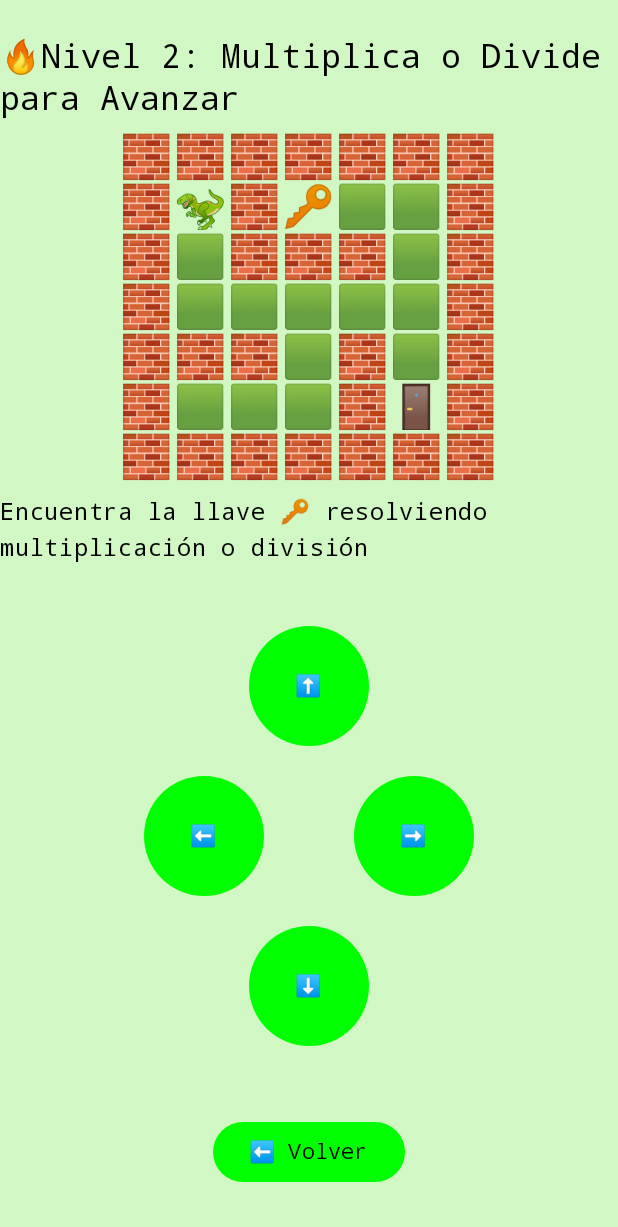
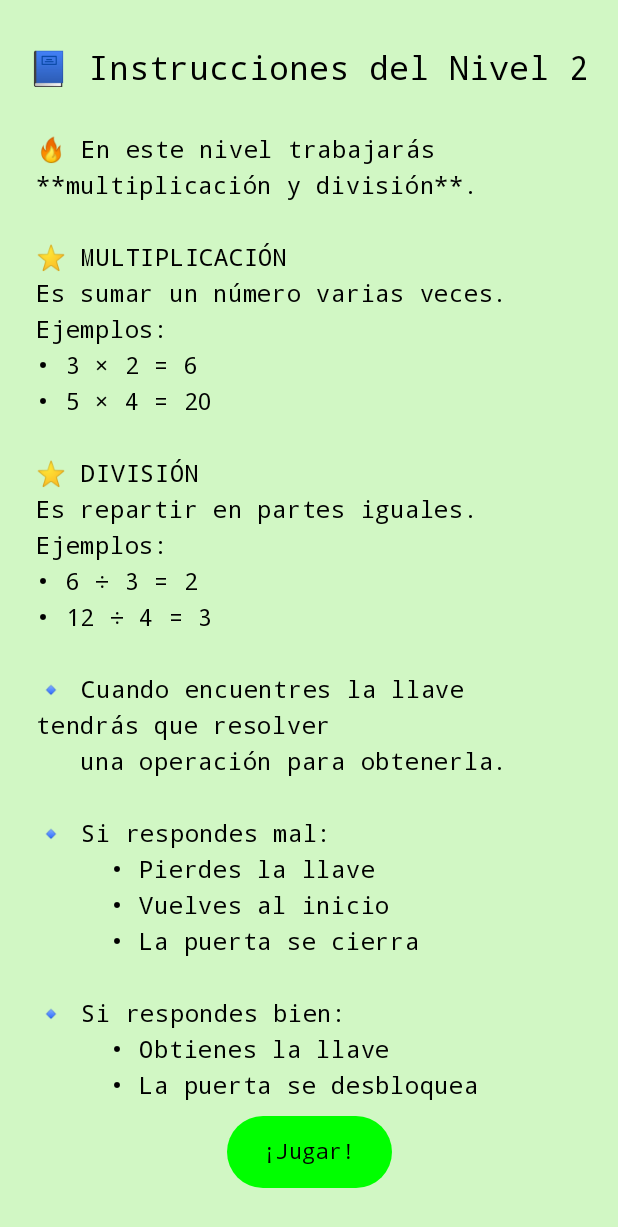
Before and after one commit to AngelQuidel/Escape-Algebraico, an Android app built with Jetpack Compose: the composable PantallaNivel2 shown on its own in the app's theme, on a phone screen of 412 x 824 dp. Shown: the top 1227 px of the screen. Run offline under Robolectric (Android 15) with nearby library versions, the phone set to English and light mode, and no system bars.

Commit message:
Actualización niveles y pantalla de información

```diff
--- a/app/src/main/java/com/example/escapealgebraico/MainActivity.kt
+++ b/app/src/main/java/com/example/escapealgebraico/MainActivity.kt
@@ -409,7 +409,6 @@ fun PantallaSeleccionNivel(navController: NavHostController) {
     }
 }
 
-
 @Preview(showBackground = true)
 @Composable
 fun PantallaSeleccionNivelPreview() {
--- a/app/src/main/java/com/example/escapealgebraico/Nivel2.kt
+++ b/app/src/main/java/com/example/escapealgebraico/Nivel2.kt
@@ -1,7 +1,10 @@
 package com.example.escapealgebraico
 
 import androidx.compose.foundation.background
+import androidx.compose.foundation.isSystemInDarkTheme
 import androidx.compose.foundation.layout.*
+import androidx.compose.foundation.rememberScrollState
+import androidx.compose.foundation.verticalScroll
 import androidx.compose.material3.*
 import androidx.compose.runtime.*
 import androidx.compose.ui.Alignment
@@ -9,10 +12,10 @@ import androidx.compose.ui.Modifier
 import androidx.compose.ui.graphics.Color
 import androidx.compose.ui.platform.LocalContext
 import androidx.compose.ui.text.font.FontFamily
+import androidx.compose.ui.text.style.TextAlign
 import androidx.compose.ui.unit.dp
 import androidx.navigation.NavHostController
 import com.example.escapealgebraico.utils.ProgressManager
-import androidx.compose.foundation.isSystemInDarkTheme
 
 @Composable
 fun PantallaNivel2(navController: NavHostController) {
@@ -22,6 +25,22 @@ fun PantallaNivel2(navController: NavHostController) {
     val isDark = isSystemInDarkTheme()
     val fondoColor = if (isDark) Color(0xFF121212) else Color(0xFFD1F7C4)
     val textoColor = if (isDark) Color.White else Color.Black
+    val botonColor = if (isDark) Color(0xFF4CAF50) else Color(0xFF00FF00)
+
+    var mostrarInstrucciones by remember { mutableStateOf(true) }
+
+    // 🔥 MUY IMPORTANTE: si está abierta la pantalla de instrucciones, muéstrala y DETÉN el nivel
+    if (mostrarInstrucciones) {
+        InstruccionesNivel2(
+            isDark = isDark,
+            textoColor = textoColor,
+            fondoColor = fondoColor,
+            botonColor = botonColor
+        ) {
+            mostrarInstrucciones = false
+        }
+        return
+    }
 
     var mapa by remember { mutableStateOf(generarMapaNivel2()) }
     var jugadorPos by remember { mutableStateOf(Pair(1, 1)) }
@@ -54,7 +73,7 @@ fun PantallaNivel2(navController: NavHostController) {
                 color = textoColor,
                 fontFamily = FontFamily.Monospace,
                 style = MaterialTheme.typography.titleLarge,
-                modifier = Modifier.padding(top = 24.dp) // antes era 16dp
+                modifier = Modifier.padding(top = 24.dp)
             )
 
             Spacer(modifier = Modifier.height(8.dp))
@@ -96,12 +115,14 @@ fun PantallaNivel2(navController: NavHostController) {
                     textoColor = textoColor,
                     isDark = isDark,
                     onRespuesta = { correcta ->
+
                         if (correcta) {
                             SoundManager.playCorrectSound(context)
                             tieneLlave = true
                             pasoDesbloqueado = true
                             mostrarPregunta = false
                             mensaje = "✅ ¡Correcto! Obtuviste la llave del Nivel 2"
+
                         } else {
                             SoundManager.playWrongSound(context)
                             mostrarPregunta = false
@@ -117,6 +138,7 @@ fun PantallaNivel2(navController: NavHostController) {
 
                 ControlesMovimiento(
                     onMove = { dx, dy ->
+
                         val nuevaPos = Pair(jugadorPos.first + dx, jugadorPos.second + dy)
 
                         if (puedeMoverse(mapa, nuevaPos)) {
@@ -173,7 +195,7 @@ fun PantallaNivel2(navController: NavHostController) {
                                 }
                             },
                             colors = ButtonDefaults.buttonColors(
-                                containerColor = Color(0xFF00FF00),
+                                containerColor = botonColor,
                                 contentColor = Color.Black
                             )
                         ) {
@@ -185,7 +207,7 @@ fun PantallaNivel2(navController: NavHostController) {
                                 navController.navigate("nivel3")
                             },
                             colors = ButtonDefaults.buttonColors(
-                                containerColor = Color(0xFF00FF00),
+                                containerColor = botonColor,
                                 contentColor = Color.Black
                             )
                         ) {
@@ -196,14 +218,12 @@ fun PantallaNivel2(navController: NavHostController) {
             }
         }
 
-        if (!nivelCompletado) {
-
-            Box(
+        if (nivelCompletado) {
+            Row(
                 modifier = Modifier
                     .fillMaxWidth()
-                    .align(Alignment.BottomCenter)
-                    .padding(bottom = 32.dp),
-                contentAlignment = Alignment.Center
+                    .padding(bottom = 50.dp),
+                horizontalArrangement = Arrangement.SpaceEvenly
             ) {
 
                 Button(
@@ -213,11 +233,21 @@ fun PantallaNivel2(navController: NavHostController) {
                         }
                     },
                     colors = ButtonDefaults.buttonColors(
-                        containerColor = Color(0xFF00FF00),
-                        contentColor = Color.Black
+                        containerColor = botonColor,
+                        contentColor = textoColor
                     )
                 ) {
                     Text("⬅️ Volver", fontFamily = FontFamily.Monospace)
+                }
+
+                Button(
+                    onClick = { navController.navigate("nivel3") },
+                    colors = ButtonDefaults.buttonColors(
+                        containerColor = botonColor,
+                        contentColor = textoColor
+                    )
+                ) {
+                    Text("➡️ Siguiente", fontFamily = FontFamily.Monospace)
                 }
             }
         }
@@ -234,7 +264,7 @@ fun PreguntaMatematicaNivel2(textoColor: Color, isDark: Boolean, onRespuesta: (B
 
     if (operador == "/") {
         b = (2..10).random()
-        a = b * (2..10).random() // resultado entero SIEMPRE
+        a = b * (2..10).random()
     }
 
     val correcta = if (operador == "*") a * b else a / b
@@ -243,7 +273,7 @@ fun PreguntaMatematicaNivel2(textoColor: Color, isDark: Boolean, onRespuesta: (B
     val explicacion = if (operador == "*") {
         "🧮 Multiplicar es sumar un número varias veces.\nEjemplo: 3 × 2 = 6 (3 + 3)."
     } else {
-        "🍎 Dividir es repartir por igual.\nEjemplo: 6 ÷ 3 = 2 (6 manzanas entre 3 personas)."
+        "🍎 Dividir es repartir en partes iguales.\nEjemplo: 6 ÷ 3 = 2 (6 manzanas entre 3 personas)."
     }
 
     val opciones = mutableSetOf(correcta)
@@ -277,6 +307,101 @@ fun PreguntaMatematicaNivel2(textoColor: Color, isDark: Boolean, onRespuesta: (B
     }
 }
 
+@Composable
+fun InstruccionesNivel2(
+    isDark: Boolean,
+    textoColor: Color,
+    fondoColor: Color,
+    botonColor: Color,
+    onCerrar: () -> Unit
+) {
+
+    Box(
+        modifier = Modifier
+            .fillMaxSize()
+            .background(fondoColor)
+    ) {
+
+        Column(
+            modifier = Modifier
+                .fillMaxSize()
+                .padding(bottom = 90.dp)
+                .verticalScroll(rememberScrollState()),
+            horizontalAlignment = Alignment.CenterHorizontally
+        ) {
+
+            Spacer(Modifier.height(16.dp))
+
+            Text(
+                "📘 Instrucciones del Nivel 2",
+                color = textoColor,
+                fontFamily = FontFamily.Monospace,
+                style = MaterialTheme.typography.titleLarge,
+                modifier = Modifier.padding(16.dp)
+            )
+
+            Text(
+                text = """
+                    🔥 En este nivel trabajarás **multiplicación y división**.
+
+                    ⭐ MULTIPLICACIÓN
+                    Es sumar un número varias veces.
+                    Ejemplos:
+                    • 3 × 2 = 6
+                    • 5 × 4 = 20
+
+                    ⭐ DIVISIÓN
+                    Es repartir en partes iguales.
+                    Ejemplos:
+                    • 6 ÷ 3 = 2
+                    • 12 ÷ 4 = 3
+
+                    🔹 Cuando encuentres la llave tendrás que resolver
+                       una operación para obtenerla.
+
+                    🔹 Si respondes mal:
+                         • Pierdes la llave
+                         • Vuelves al inicio
+                         • La puerta se cierra
+
+                    🔹 Si respondes bien:
+                         • Obtienes la llave
+                         • La puerta se desbloquea
+                         • Puedes avanzar a la meta
+
+                    Recuerda:
+                    ✔ Las divisiones SIEMPRE tendrán resultado entero.
+                """.trimIndent(),
+                color = textoColor,
+                textAlign = TextAlign.Left,
+                fontFamily = FontFamily.Monospace,
+                modifier = Modifier.padding(horizontal = 24.dp, vertical = 12.dp)
+            )
+
+            Spacer(modifier = Modifier.height(24.dp))
+        }
+
+        Box(
+            modifier = Modifier
+                .fillMaxWidth()
+                .align(Alignment.BottomCenter)
+                .padding(bottom = 32.dp),
+            contentAlignment = Alignment.Center
+        ) {
+            Button(
+                onClick = onCerrar,
+                colors = ButtonDefaults.buttonColors(
+                    containerColor = botonColor,
+                    contentColor = textoColor
+                ),
+                modifier = Modifier.height(48.dp)
+            ) {
+                Text("¡Jugar!", fontFamily = FontFamily.Monospace)
+            }
+        }
+    }
+}
+
 fun generarMapaNivel2(): List<List<String>> {
     return listOf(
         listOf("W","W","W","W","W","W","W"),
```
Also changed, not shown: app/src/main/java/com/example/escapealgebraico/Nivel1.kt (+188 -129 lines), app/src/main/java/com/example/escapealgebraico/Nivel3.kt (+26 -15 lines), app/src/main/java/com/example/escapealgebraico/Nivel4.kt (+40 -13 lines), app/src/main/java/com/example/escapealgebraico/Nivel5.kt (+34 -18 lines).
